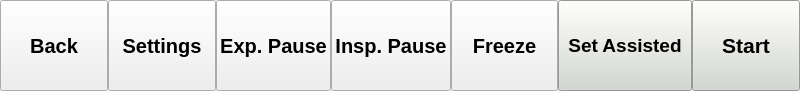
Old version of the form gui/menu/menu.ui in the repository MariuszSuchenek/MVM_GUI_test2.
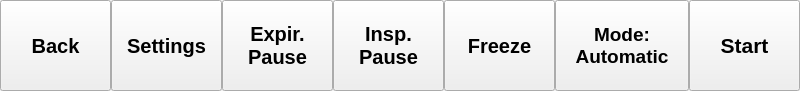
New version of the form.

Commit message: Fixed spacing of text (less cramped) and changed text from Set to Mode

Patch:
```diff
--- a/gui/menu/menu.ui
+++ b/gui/menu/menu.ui
@@ -103,7 +103,8 @@
       </font>
      </property>
      <property name="text">
-      <string>Exp. Pause</string>
+      <string>Expir.
+Pause</string>
      </property>
     </widget>
    </item>
@@ -129,7 +130,8 @@
       </font>
      </property>
      <property name="text">
-      <string>Insp. Pause</string>
+      <string>Insp.
+Pause</string>
      </property>
     </widget>
    </item>
@@ -179,448 +181,6 @@
        <height>16777215</height>
       </size>
      </property>
-     <property name="palette">
-      <palette>
-       <active>
-        <colorrole role="WindowText">
-         <brush brushstyle="SolidPattern">
-          <color alpha="255">
-           <red>0</red>
-           <green>0</green>
-           <blue>0</blue>
-          </color>
-         </brush>
-        </colorrole>
-        <colorrole role="Button">
-         <brush brushstyle="SolidPattern">
-          <color alpha="255">
-           <red>211</red>
-           <green>215</green>
-           <blue>207</blue>
-          </color>
-         </brush>
-        </colorrole>
-        <colorrole role="Light">
-         <brush brushstyle="SolidPattern">
-          <color alpha="255">
-           <red>255</red>
-           <green>255</green>
-           <blue>255</blue>
-          </color>
-         </brush>
-        </colorrole>
-        <colorrole role="Midlight">
-         <brush brushstyle="SolidPattern">
-          <color alpha="255">
-           <red>233</red>
-           <green>235</green>
-           <blue>231</blue>
-          </color>
-         </brush>
-        </colorrole>
-        <colorrole role="Dark">
-         <brush brushstyle="SolidPattern">
-          <color alpha="255">
-           <red>105</red>
-           <green>107</green>
-           <blue>103</blue>
-          </color>
-         </brush>
-        </colorrole>
-        <colorrole role="Mid">
-         <brush brushstyle="SolidPattern">
-          <color alpha="255">
-           <red>141</red>
-           <green>143</green>
-           <blue>138</blue>
-          </color>
-         </brush>
-        </colorrole>
-        <colorrole role="Text">
-         <brush brushstyle="SolidPattern">
-          <color alpha="255">
-           <red>0</red>
-           <green>0</green>
-           <blue>0</blue>
-          </color>
-         </brush>
-        </colorrole>
-        <colorrole role="BrightText">
-         <brush brushstyle="SolidPattern">
-          <color alpha="255">
-           <red>255</red>
-           <green>255</green>
-           <blue>255</blue>
-          </color>
-         </brush>
-        </colorrole>
-        <colorrole role="ButtonText">
-         <brush brushstyle="SolidPattern">
-          <color alpha="255">
-           <red>0</red>
-           <green>0</green>
-           <blue>0</blue>
-          </color>
-         </brush>
-        </colorrole>
-        <colorrole role="Base">
-         <brush brushstyle="SolidPattern">
-          <color alpha="255">
-           <red>255</red>
-           <green>255</green>
-           <blue>255</blue>
-          </color>
-         </brush>
-        </colorrole>
-        <colorrole role="Window">
-         <brush brushstyle="SolidPattern">
-          <color alpha="255">
-           <red>211</red>
-           <green>215</green>
-           <blue>207</blue>
-          </color>
-         </brush>
-        </colorrole>
-        <colorrole role="Shadow">
-         <brush brushstyle="SolidPattern">
-          <color alpha="255">
-           <red>0</red>
-           <green>0</green>
-           <blue>0</blue>
-          </color>
-         </brush>
-        </colorrole>
-        <colorrole role="AlternateBase">
-         <brush brushstyle="SolidPattern">
-          <color alpha="255">
-           <red>233</red>
-           <green>235</green>
-           <blue>231</blue>
-          </color>
-         </brush>
-        </colorrole>
-        <colorrole role="ToolTipBase">
-         <brush brushstyle="SolidPattern">
-          <color alpha="255">
-           <red>255</red>
-           <green>255</green>
-           <blue>220</blue>
-          </color>
-         </brush>
-        </colorrole>
-        <colorrole role="ToolTipText">
-         <brush brushstyle="SolidPattern">
-          <color alpha="255">
-           <red>0</red>
-           <green>0</green>
-           <blue>0</blue>
-          </color>
-         </brush>
-        </colorrole>
-        <colorrole role="PlaceholderText">
-         <brush brushstyle="NoBrush">
-          <color alpha="128">
-           <red>0</red>
-           <green>0</green>
-           <blue>0</blue>
-          </color>
-         </brush>
-        </colorrole>
-       </active>
-       <inactive>
-        <colorrole role="WindowText">
-         <brush brushstyle="SolidPattern">
-          <color alpha="255">
-           <red>0</red>
-           <green>0</green>
-           <blue>0</blue>
-          </color>
-         </brush>
-        </colorrole>
-        <colorrole role="Button">
-         <brush brushstyle="SolidPattern">
-          <color alpha="255">
-           <red>211</red>
-           <green>215</green>
-           <blue>207</blue>
-          </color>
-         </brush>
-        </colorrole>
-        <colorrole role="Light">
-         <brush brushstyle="SolidPattern">
-          <color alpha="255">
-           <red>255</red>
-           <green>255</green>
-           <blue>255</blue>
-          </color>
-         </brush>
-        </colorrole>
-        <colorrole role="Midlight">
-         <brush brushstyle="SolidPattern">
-          <color alpha="255">
-           <red>233</red>
-           <green>235</green>
-           <blue>231</blue>
-          </color>
-         </brush>
-        </colorrole>
-        <colorrole role="Dark">
-         <brush brushstyle="SolidPattern">
-          <color alpha="255">
-           <red>105</red>
-           <green>107</green>
-           <blue>103</blue>
-          </color>
-         </brush>
-        </colorrole>
-        <colorrole role="Mid">
-         <brush brushstyle="SolidPattern">
-          <color alpha="255">
-           <red>141</red>
-           <green>143</green>
-           <blue>138</blue>
-          </color>
-         </brush>
-        </colorrole>
-        <colorrole role="Text">
-         <brush brushstyle="SolidPattern">
-          <color alpha="255">
-           <red>0</red>
-           <green>0</green>
-           <blue>0</blue>
-          </color>
-         </brush>
-        </colorrole>
-        <colorrole role="BrightText">
-         <brush brushstyle="SolidPattern">
-          <color alpha="255">
-           <red>255</red>
-           <green>255</green>
-           <blue>255</blue>
-          </color>
-         </brush>
-        </colorrole>
-        <colorrole role="ButtonText">
-         <brush brushstyle="SolidPattern">
-          <color alpha="255">
-           <red>0</red>
-           <green>0</green>
-           <blue>0</blue>
-          </color>
-         </brush>
-        </colorrole>
-        <colorrole role="Base">
-         <brush brushstyle="SolidPattern">
-          <color alpha="255">
-           <red>255</red>
-           <green>255</green>
-           <blue>255</blue>
-          </color>
-         </brush>
-        </colorrole>
-        <colorrole role="Window">
-         <brush brushstyle="SolidPattern">
-          <color alpha="255">
-           <red>211</red>
-           <green>215</green>
-           <blue>207</blue>
-          </color>
-         </brush>
-        </colorrole>
-        <colorrole role="Shadow">
-         <brush brushstyle="SolidPattern">
-          <color alpha="255">
-           <red>0</red>
-           <green>0</green>
-           <blue>0</blue>
-          </color>
-         </brush>
-        </colorrole>
-        <colorrole role="AlternateBase">
-         <brush brushstyle="SolidPattern">
-          <color alpha="255">
-           <red>233</red>
-           <green>235</green>
-           <blue>231</blue>
-          </color>
-         </brush>
-        </colorrole>
-        <colorrole role="ToolTipBase">
-         <brush brushstyle="SolidPattern">
-          <color alpha="255">
-           <red>255</red>
-           <green>255</green>
-           <blue>220</blue>
-          </color>
-         </brush>
-        </colorrole>
-        <colorrole role="ToolTipText">
-         <brush brushstyle="SolidPattern">
-          <color alpha="255">
-           <red>0</red>
-           <green>0</green>
-           <blue>0</blue>
-          </color>
-         </brush>
-        </colorrole>
-        <colorrole role="PlaceholderText">
-         <brush brushstyle="NoBrush">
-          <color alpha="128">
-           <red>0</red>
-           <green>0</green>
-           <blue>0</blue>
-          </color>
-         </brush>
-        </colorrole>
-       </inactive>
-       <disabled>
-        <colorrole role="WindowText">
-         <brush brushstyle="SolidPattern">
-          <color alpha="255">
-           <red>105</red>
-           <green>107</green>
-           <blue>103</blue>
-          </color>
-         </brush>
-        </colorrole>
-        <colorrole role="Button">
-         <brush brushstyle="SolidPattern">
-          <color alpha="255">
-           <red>211</red>
-           <green>215</green>
-           <blue>207</blue>
-          </color>
-         </brush>
-        </colorrole>
-        <colorrole role="Light">
-         <brush brushstyle="SolidPattern">
-          <color alpha="255">
-           <red>255</red>
-           <green>255</green>
-           <blue>255</blue>
-          </color>
-         </brush>
-        </colorrole>
-        <colorrole role="Midlight">
-         <brush brushstyle="SolidPattern">
-          <color alpha="255">
-           <red>233</red>
-           <green>235</green>
-           <blue>231</blue>
-          </color>
-         </brush>
-        </colorrole>
-        <colorrole role="Dark">
-         <brush brushstyle="SolidPattern">
-          <color alpha="255">
-           <red>105</red>
-           <green>107</green>
-           <blue>103</blue>
-          </color>
-         </brush>
-        </colorrole>
-        <colorrole role="Mid">
-         <brush brushstyle="SolidPattern">
-          <color alpha="255">
-           <red>141</red>
-           <green>143</green>
-           <blue>138</blue>
-          </color>
-         </brush>
-        </colorrole>
-        <colorrole role="Text">
-         <brush brushstyle="SolidPattern">
-          <color alpha="255">
-           <red>105</red>
-           <green>107</green>
-           <blue>103</blue>
-          </color>
-         </brush>
-        </colorrole>
-        <colorrole role="BrightText">
-         <brush brushstyle="SolidPattern">
-          <color alpha="255">
-           <red>255</red>
-           <green>255</green>
-           <blue>255</blue>
-          </color>
-         </brush>
-        </colorrole>
-        <colorrole role="ButtonText">
-         <brush brushstyle="SolidPattern">
-          <color alpha="255">
-           <red>105</red>
-           <green>107</green>
-           <blue>103</blue>
-          </color>
-         </brush>
-        </colorrole>
-        <colorrole role="Base">
-         <brush brushstyle="SolidPattern">
-          <color alpha="255">
-           <red>211</red>
-           <green>215</green>
-           <blue>207</blue>
-          </color>
-         </brush>
-        </colorrole>
-        <colorrole role="Window">
-         <brush brushstyle="SolidPattern">
-          <color alpha="255">
-           <red>211</red>
-           <green>215</green>
-           <blue>207</blue>
-          </color>
-         </brush>
-        </colorrole>
-        <colorrole role="Shadow">
-         <brush brushstyle="SolidPattern">
-          <color alpha="255">
-           <red>0</red>
-           <green>0</green>
-           <blue>0</blue>
-          </color>
-         </brush>
-        </colorrole>
-        <colorrole role="AlternateBase">
-         <brush brushstyle="SolidPattern">
-          <color alpha="255">
-           <red>211</red>
-           <green>215</green>
-           <blue>207</blue>
-          </color>
-         </brush>
-        </colorrole>
-        <colorrole role="ToolTipBase">
-         <brush brushstyle="SolidPattern">
-          <color alpha="255">
-           <red>255</red>
-           <green>255</green>
-           <blue>220</blue>
-          </color>
-         </brush>
-        </colorrole>
-        <colorrole role="ToolTipText">
-         <brush brushstyle="SolidPattern">
-          <color alpha="255">
-           <red>0</red>
-           <green>0</green>
-           <blue>0</blue>
-          </color>
-         </brush>
-        </colorrole>
-        <colorrole role="PlaceholderText">
-         <brush brushstyle="NoBrush">
-          <color alpha="128">
-           <red>0</red>
-           <green>0</green>
-           <blue>0</blue>
-          </color>
-         </brush>
-        </colorrole>
-       </disabled>
-      </palette>
-     </property>
      <property name="font">
       <font>
        <pointsize>14</pointsize>
@@ -629,7 +189,8 @@
       </font>
      </property>
      <property name="text">
-      <string>Set Assisted</string>
+      <string>Mode:
+Automatic</string>
      </property>
     </widget>
    </item>
@@ -641,454 +202,18 @@
        <verstretch>0</verstretch>
       </sizepolicy>
      </property>
+     <property name="minimumSize">
+      <size>
+       <width>110</width>
+       <height>0</height>
+      </size>
+     </property>
      <property name="maximumSize">
       <size>
        <width>134</width>
        <height>16777215</height>
       </size>
      </property>
-     <property name="palette">
-      <palette>
-       <active>
-        <colorrole role="WindowText">
-         <brush brushstyle="SolidPattern">
-          <color alpha="255">
-           <red>0</red>
-           <green>0</green>
-           <blue>0</blue>
-          </color>
-         </brush>
-        </colorrole>
-        <colorrole role="Button">
-         <brush brushstyle="SolidPattern">
-          <color alpha="255">
-           <red>211</red>
-           <green>215</green>
-           <blue>207</blue>
-          </color>
-         </brush>
-        </colorrole>
-        <colorrole role="Light">
-         <brush brushstyle="SolidPattern">
-          <color alpha="255">
-           <red>255</red>
-           <green>255</green>
-           <blue>255</blue>
-          </color>
-         </brush>
-        </colorrole>
-        <colorrole role="Midlight">
-         <brush brushstyle="SolidPattern">
-          <color alpha="255">
-           <red>233</red>
-           <green>235</green>
-           <blue>231</blue>
-          </color>
-         </brush>
-        </colorrole>
-        <colorrole role="Dark">
-         <brush brushstyle="SolidPattern">
-          <color alpha="255">
-           <red>105</red>
-           <green>107</green>
-           <blue>103</blue>
-          </color>
-         </brush>
-        </colorrole>
-        <colorrole role="Mid">
-         <brush brushstyle="SolidPattern">
-          <color alpha="255">
-           <red>141</red>
-           <green>143</green>
-           <blue>138</blue>
-          </color>
-         </brush>
-        </colorrole>
-        <colorrole role="Text">
-         <brush brushstyle="SolidPattern">
-          <color alpha="255">
-           <red>0</red>
-           <green>0</green>
-           <blue>0</blue>
-          </color>
-         </brush>
-        </colorrole>
-        <colorrole role="BrightText">
-         <brush brushstyle="SolidPattern">
-          <color alpha="255">
-           <red>255</red>
-           <green>255</green>
-           <blue>255</blue>
-          </color>
-         </brush>
-        </colorrole>
-        <colorrole role="ButtonText">
-         <brush brushstyle="SolidPattern">
-          <color alpha="255">
-           <red>0</red>
-           <green>0</green>
-           <blue>0</blue>
-          </color>
-         </brush>
-        </colorrole>
-        <colorrole role="Base">
-         <brush brushstyle="SolidPattern">
-          <color alpha="255">
-           <red>255</red>
-           <green>255</green>
-           <blue>255</blue>
-          </color>
-         </brush>
-        </colorrole>
-        <colorrole role="Window">
-         <brush brushstyle="SolidPattern">
-          <color alpha="255">
-           <red>211</red>
-           <green>215</green>
-           <blue>207</blue>
-          </color>
-         </brush>
-        </colorrole>
-        <colorrole role="Shadow">
-         <brush brushstyle="SolidPattern">
-          <color alpha="255">
-           <red>0</red>
-           <green>0</green>
-           <blue>0</blue>
-          </color>
-         </brush>
-        </colorrole>
-        <colorrole role="AlternateBase">
-         <brush brushstyle="SolidPattern">
-          <color alpha="255">
-           <red>233</red>
-           <green>235</green>
-           <blue>231</blue>
-          </color>
-         </brush>
-        </colorrole>
-        <colorrole role="ToolTipBase">
-         <brush brushstyle="SolidPattern">
-          <color alpha="255">
-           <red>255</red>
-           <green>255</green>
-           <blue>220</blue>
-          </color>
-         </brush>
-        </colorrole>
-        <colorrole role="ToolTipText">
-         <brush brushstyle="SolidPattern">
-          <color alpha="255">
-           <red>0</red>
-           <green>0</green>
-           <blue>0</blue>
-          </color>
-         </brush>
-        </colorrole>
-        <colorrole role="PlaceholderText">
-         <brush brushstyle="NoBrush">
-          <color alpha="128">
-           <red>0</red>
-           <green>0</green>
-           <blue>0</blue>
-          </color>
-         </brush>
-        </colorrole>
-       </active>
-       <inactive>
-        <colorrole role="WindowText">
-         <brush brushstyle="SolidPattern">
-          <color alpha="255">
-           <red>0</red>
-           <green>0</green>
-           <blue>0</blue>
-          </color>
-         </brush>
-        </colorrole>
-        <colorrole role="Button">
-         <brush brushstyle="SolidPattern">
-          <color alpha="255">
-           <red>211</red>
-           <green>215</green>
-           <blue>207</blue>
-          </color>
-         </brush>
-        </colorrole>
-        <colorrole role="Light">
-         <brush brushstyle="SolidPattern">
-          <color alpha="255">
-           <red>255</red>
-           <green>255</green>
-           <blue>255</blue>
-          </color>
-         </brush>
-        </colorrole>
-        <colorrole role="Midlight">
-         <brush brushstyle="SolidPattern">
-          <color alpha="255">
-           <red>233</red>
-           <green>235</green>
-           <blue>231</blue>
-          </color>
-         </brush>
-        </colorrole>
-        <colorrole role="Dark">
-         <brush brushstyle="SolidPattern">
-          <color alpha="255">
-           <red>105</red>
-           <green>107</green>
-           <blue>103</blue>
-          </color>
-         </brush>
-        </colorrole>
-        <colorrole role="Mid">
-         <brush brushstyle="SolidPattern">
-          <color alpha="255">
-           <red>141</red>
-           <green>143</green>
-           <blue>138</blue>
-          </color>
-         </brush>
-        </colorrole>
-        <colorrole role="Text">
-         <brush brushstyle="SolidPattern">
-          <color alpha="255">
-           <red>0</red>
-           <green>0</green>
-           <blue>0</blue>
-          </color>
-         </brush>
-        </colorrole>
-        <colorrole role="BrightText">
-         <brush brushstyle="SolidPattern">
-          <color alpha="255">
-           <red>255</red>
-           <green>255</green>
-           <blue>255</blue>
-          </color>
-         </brush>
-        </colorrole>
-        <colorrole role="ButtonText">
-         <brush brushstyle="SolidPattern">
-          <color alpha="255">
-           <red>0</red>
-           <green>0</green>
-           <blue>0</blue>
-          </color>
-         </brush>
-        </colorrole>
-        <colorrole role="Base">
-         <brush brushstyle="SolidPattern">
-          <color alpha="255">
-           <red>255</red>
-           <green>255</green>
-           <blue>255</blue>
-          </color>
-         </brush>
-        </colorrole>
-        <colorrole role="Window">
-         <brush brushstyle="SolidPattern">
-          <color alpha="255">
-           <red>211</red>
-           <green>215</green>
-           <blue>207</blue>
-          </color>
-         </brush>
-        </colorrole>
-        <colorrole role="Shadow">
-         <brush brushstyle="SolidPattern">
-          <color alpha="255">
-           <red>0</red>
-           <green>0</green>
-           <blue>0</blue>
-          </color>
-         </brush>
-        </colorrole>
-        <colorrole role="AlternateBase">
-         <brush brushstyle="SolidPattern">
-          <color alpha="255">
-           <red>233</red>
-           <green>235</green>
-           <blue>231</blue>
-          </color>
-         </brush>
-        </colorrole>
-        <colorrole role="ToolTipBase">
-         <brush brushstyle="SolidPattern">
-          <color alpha="255">
-           <red>255</red>
-           <green>255</green>
-           <blue>220</blue>
-          </color>
-         </brush>
-        </colorrole>
-        <colorrole role="ToolTipText">
-         <brush brushstyle="SolidPattern">
-          <color alpha="255">
-           <red>0</red>
-           <green>0</green>
-           <blue>0</blue>
-          </color>
-         </brush>
-        </colorrole>
-        <colorrole role="PlaceholderText">
-         <brush brushstyle="NoBrush">
-          <color alpha="128">
-           <red>0</red>
-           <green>0</green>
-           <blue>0</blue>
-          </color>
-         </brush>
-        </colorrole>
-       </inactive>
-       <disabled>
-        <colorrole role="WindowText">
-         <brush brushstyle="SolidPattern">
-          <color alpha="255">
-           <red>105</red>
-           <green>107</green>
-           <blue>103</blue>
-          </color>
-         </brush>
-        </colorrole>
-        <colorrole role="Button">
-         <brush brushstyle="SolidPattern">
-          <color alpha="255">
-           <red>211</red>
-           <green>215</green>
-           <blue>207</blue>
-          </color>
-         </brush>
-        </colorrole>
-        <colorrole role="Light">
-         <brush brushstyle="SolidPattern">
-          <color alpha="255">
-           <red>255</red>
-           <green>255</green>
-           <blue>255</blue>
-          </color>
-         </brush>
-        </colorrole>
-        <colorrole role="Midlight">
-         <brush brushstyle="SolidPattern">
-          <color alpha="255">
-           <red>233</red>
-           <green>235</green>
-           <blue>231</blue>
-          </color>
-         </brush>
-        </colorrole>
-        <colorrole role="Dark">
-         <brush brushstyle="SolidPattern">
-          <color alpha="255">
-           <red>105</red>
-           <green>107</green>
-           <blue>103</blue>
-          </color>
-         </brush>
-        </colorrole>
-        <colorrole role="Mid">
-         <brush brushstyle="SolidPattern">
-          <color alpha="255">
-           <red>141</red>
-           <green>143</green>
-           <blue>138</blue>
-          </color>
-         </brush>
-        </colorrole>
-        <colorrole role="Text">
-         <brush brushstyle="SolidPattern">
-          <color alpha="255">
-           <red>105</red>
-           <green>107</green>
-           <blue>103</blue>
-          </color>
-         </brush>
-        </colorrole>
-        <colorrole role="BrightText">
-         <brush brushstyle="SolidPattern">
-          <color alpha="255">
-           <red>255</red>
-           <green>255</green>
-           <blue>255</blue>
-          </color>
-         </brush>
-        </colorrole>
-        <colorrole role="ButtonText">
-         <brush brushstyle="SolidPattern">
-          <color alpha="255">
-           <red>105</red>
-           <green>107</green>
-           <blue>103</blue>
-          </color>
-         </brush>
-        </colorrole>
-        <colorrole role="Base">
-         <brush brushstyle="SolidPattern">
-          <color alpha="255">
-           <red>211</red>
-           <green>215</green>
-           <blue>207</blue>
-          </color>
-         </brush>
-        </colorrole>
-        <colorrole role="Window">
-         <brush brushstyle="SolidPattern">
-          <color alpha="255">
-           <red>211</red>
-           <green>215</green>
-           <blue>207</blue>
-          </color>
-         </brush>
-        </colorrole>
-        <colorrole role="Shadow">
-         <brush brushstyle="SolidPattern">
-          <color alpha="255">
-           <red>0</red>
-           <green>0</green>
-           <blue>0</blue>
-          </color>
-         </brush>
-        </colorrole>
-        <colorrole role="AlternateBase">
-         <brush brushstyle="SolidPattern">
-          <color alpha="255">
-           <red>211</red>
-           <green>215</green>
-           <blue>207</blue>
-          </color>
-         </brush>
-        </colorrole>
-        <colorrole role="ToolTipBase">
-         <brush brushstyle="SolidPattern">
-          <color alpha="255">
-           <red>255</red>
-           <green>255</green>
-           <blue>220</blue>
-          </color>
-         </brush>
-        </colorrole>
-        <colorrole role="ToolTipText">
-         <brush brushstyle="SolidPattern">
-          <color alpha="255">
-           <red>0</red>
-           <green>0</green>
-           <blue>0</blue>
-          </color>
-         </brush>
-        </colorrole>
-        <colorrole role="PlaceholderText">
-         <brush brushstyle="NoBrush">
-          <color alpha="128">
-           <red>0</red>
-           <green>0</green>
-           <blue>0</blue>
-          </color>
-         </brush>
-        </colorrole>
-       </disabled>
-      </palette>
-     </property>
      <property name="font">
       <font>
        <pointsize>16</pointsize>
```
